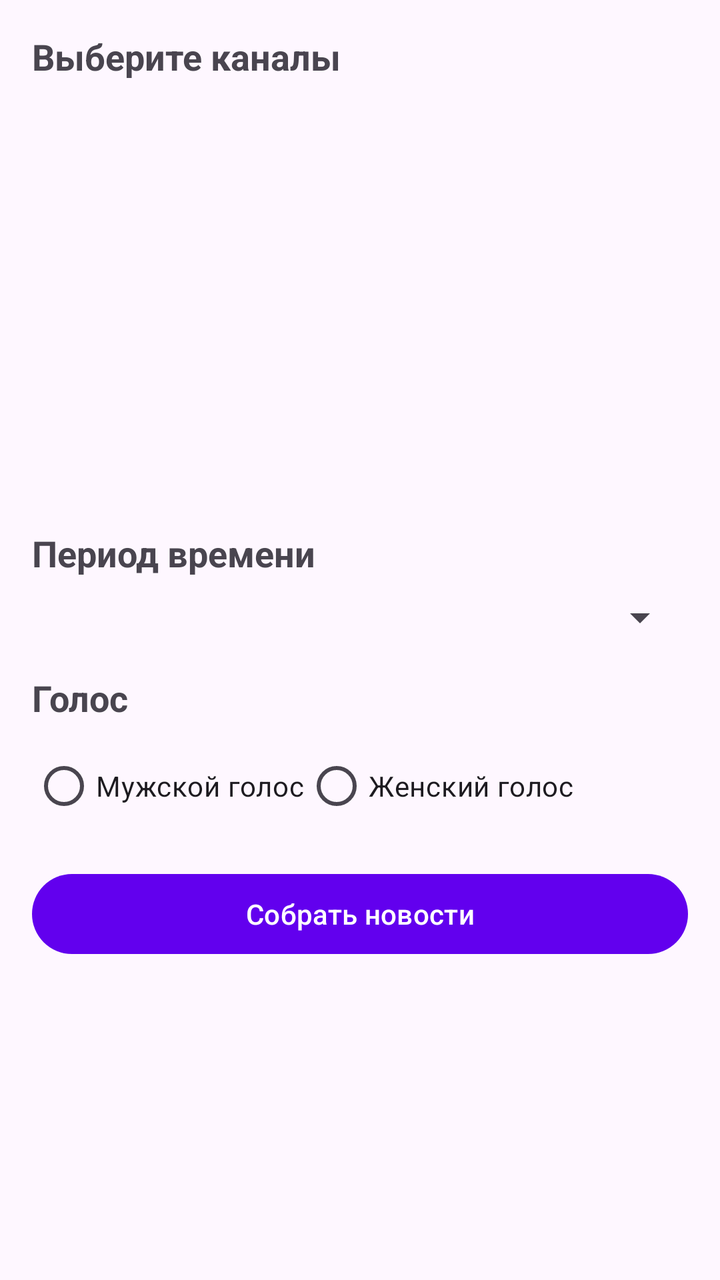
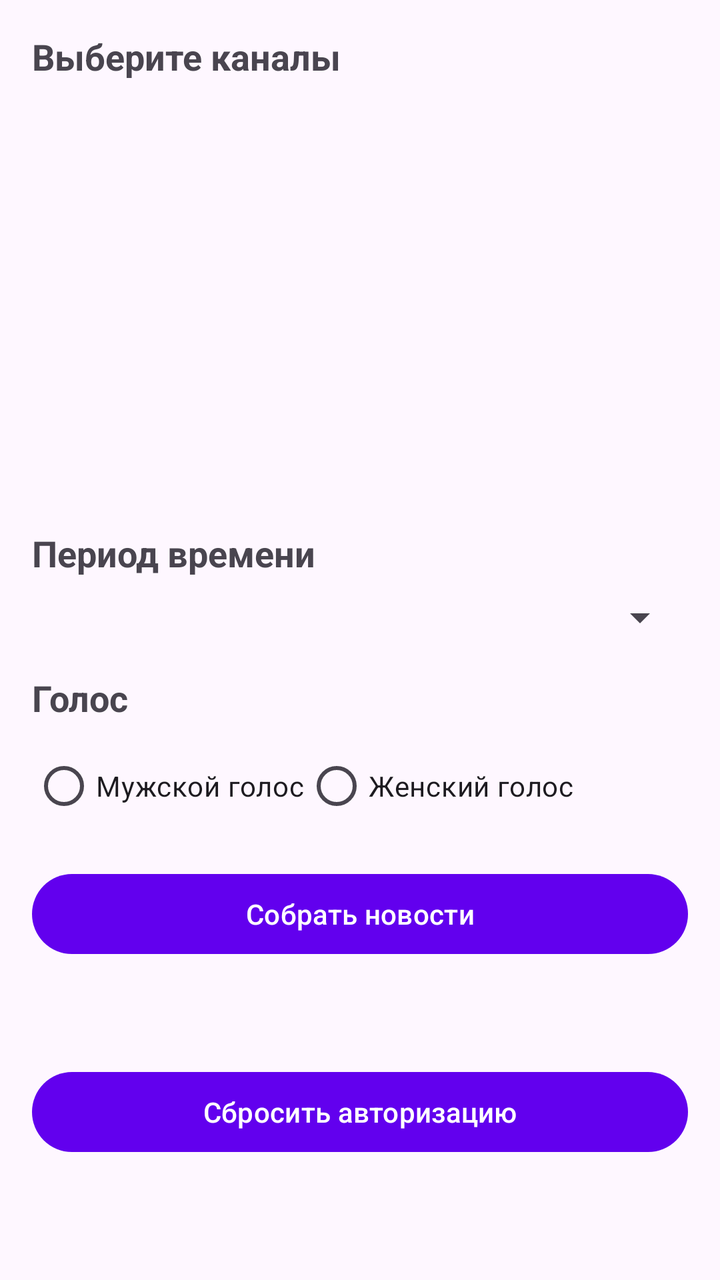

An Android layout rendered at two revisions. The XML below is the earlier revision; the diff shows what the commit changed to produce the second picture.
<!-- AndroidManifest.xml: application theme Theme.TelegramNewsReader -->
<!-- res/layout/activity_main.xml -->
<?xml version="1.0" encoding="utf-8"?>
<androidx.constraintlayout.widget.ConstraintLayout xmlns:android="http://schemas.android.com/apk/res/android"
    xmlns:app="http://schemas.android.com/apk/res-auto"
    android:layout_width="match_parent"
    android:layout_height="match_parent"
    android:padding="16dp">

    <TextView
        android:id="@+id/tv_select_channels"
        android:layout_width="wrap_content"
        android:layout_height="wrap_content"
        android:text="@string/select_channels"
        android:textSize="18sp"
        android:textStyle="bold"
        app:layout_constraintTop_toTopOf="parent"
        app:layout_constraintStart_toStartOf="parent" />

    <androidx.recyclerview.widget.RecyclerView
        android:id="@+id/recycler_channels"
        android:layout_width="0dp"
        android:layout_height="200dp"
        android:layout_marginTop="8dp"
        app:layout_constraintTop_toBottomOf="@id/tv_select_channels"
        app:layout_constraintStart_toStartOf="parent"
        app:layout_constraintEnd_toEndOf="parent" />

    <TextView
        android:id="@+id/tv_time_period"
        android:layout_width="wrap_content"
        android:layout_height="wrap_content"
        android:text="@string/time_period"
        android:textSize="18sp"
        android:textStyle="bold"
        android:layout_marginTop="16dp"
        app:layout_constraintTop_toBottomOf="@id/recycler_channels"
        app:layout_constraintStart_toStartOf="parent" />

    <Spinner
        android:id="@+id/spinner_time"
        android:layout_width="0dp"
        android:layout_height="wrap_content"
        android:layout_marginTop="8dp"
        app:layout_constraintTop_toBottomOf="@id/tv_time_period"
        app:layout_constraintStart_toStartOf="parent"
        app:layout_constraintEnd_toEndOf="parent" />

    <TextView
        android:id="@+id/tv_voice"
        android:layout_width="wrap_content"
        android:layout_height="wrap_content"
        android:text="Голос"
        android:textSize="18sp"
        android:textStyle="bold"
        android:layout_marginTop="16dp"
        app:layout_constraintTop_toBottomOf="@id/spinner_time"
        app:layout_constraintStart_toStartOf="parent" />

    <RadioGroup
        android:id="@+id/rg_voice"
        android:layout_width="0dp"
        android:layout_height="wrap_content"
        android:orientation="horizontal"
        android:layout_marginTop="8dp"
        app:layout_constraintTop_toBottomOf="@id/tv_voice"
        app:layout_constraintStart_toStartOf="parent"
        app:layout_constraintEnd_toEndOf="parent">

        <RadioButton
            android:id="@+id/rb_male"
            android:layout_width="wrap_content"
            android:layout_height="wrap_content"
            android:text="@string/voice_male" />

        <RadioButton
            android:id="@+id/rb_female"
            android:layout_width="wrap_content"
            android:layout_height="wrap_content"
            android:text="@string/voice_female" />
    </RadioGroup>

    <Button
        android:id="@+id/btn_collect_news"
        android:layout_width="0dp"
        android:layout_height="wrap_content"
        android:text="@string/collect_news"
        android:layout_marginTop="16dp"
        app:layout_constraintTop_toBottomOf="@id/rg_voice"
        app:layout_constraintStart_toStartOf="parent"
        app:layout_constraintEnd_toEndOf="parent" />

    <ProgressBar
        android:id="@+id/progress_bar"
        android:layout_width="wrap_content"
        android:layout_height="wrap_content"
        android:visibility="gone"
        app:layout_constraintTop_toBottomOf="@id/btn_collect_news"
        app:layout_constraintStart_toStartOf="parent"
        app:layout_constraintEnd_toEndOf="parent" />

    <LinearLayout
        android:id="@+id/ll_player"
        android:layout_width="0dp"
        android:layout_height="wrap_content"
        android:orientation="horizontal"
        android:visibility="gone"
        android:layout_marginTop="16dp"
        app:layout_constraintTop_toBottomOf="@id/progress_bar"
        app:layout_constraintStart_toStartOf="parent"
        app:layout_constraintEnd_toEndOf="parent">

        <Button
            android:id="@+id/btn_play"
            android:layout_width="0dp"
            android:layout_height="wrap_content"
            android:layout_weight="1"
            android:text="@string/play" />

        <Button
            android:id="@+id/btn_pause"
            android:layout_width="0dp"
            android:layout_height="wrap_content"
            android:layout_weight="1"
            android:text="@string/pause" />

        <Button
            android:id="@+id/btn_stop"
            android:layout_width="0dp"
            android:layout_height="wrap_content"
            android:layout_weight="1"
            android:text="@string/stop" />
    </LinearLayout>

    <TextView
        android:id="@+id/tv_status"
        android:layout_width="wrap_content"
        android:layout_height="wrap_content"
        android:text=""
        android:layout_marginTop="16dp"
        app:layout_constraintTop_toBottomOf="@id/ll_player"
        app:layout_constraintStart_toStartOf="parent"
        app:layout_constraintEnd_toEndOf="parent" />
</androidx.constraintlayout.widget.ConstraintLayout>
<!-- resources referenced by this layout -->
<resources>
  <string name="collect_news">Собрать новости</string>
  <string name="pause">Пауза</string>
  <string name="play">Воспроизвести</string>
  <string name="select_channels">Выберите каналы</string>
  <string name="stop">Стоп</string>
  <string name="time_period">Период времени</string>
  <string name="voice_female">Женский голос</string>
  <string name="voice_male">Мужской голос</string>
  <style name="Theme.TelegramNewsReader" parent="Theme.Material3.DayNight">
          <item name="colorPrimary">@color/purple_500</item>
          <item name="colorPrimaryVariant">@color/purple_700</item>
          <item name="colorOnPrimary">@color/white</item>
          <item name="android:statusBarColor">?attr/colorPrimaryVariant</item>
      </style>
  <color name="purple_500">#FF6200EE</color>
  <color name="purple_700">#FF3700B3</color>
  <color name="white">#FFFFFFFF</color>
</resources>

<!-- the commit's change to res/layout/activity_main.xml (unified diff, before → after) -->
@@ -139,4 +139,16 @@
         app:layout_constraintTop_toBottomOf="@id/ll_player"
         app:layout_constraintStart_toStartOf="parent"
         app:layout_constraintEnd_toEndOf="parent" />
+
+    
+    <Button
+        android:id="@+id/btn_reset_auth"
+        android:layout_width="0dp"
+        android:layout_height="wrap_content"
+        android:text="Сбросить авторизацию"
+        android:layout_marginTop="16dp"
+        app:layout_constraintTop_toBottomOf="@id/tv_status"
+        app:layout_constraintStart_toStartOf="parent"
+        app:layout_constraintEnd_toEndOf="parent" />
+
 </androidx.constraintlayout.widget.ConstraintLayout>
